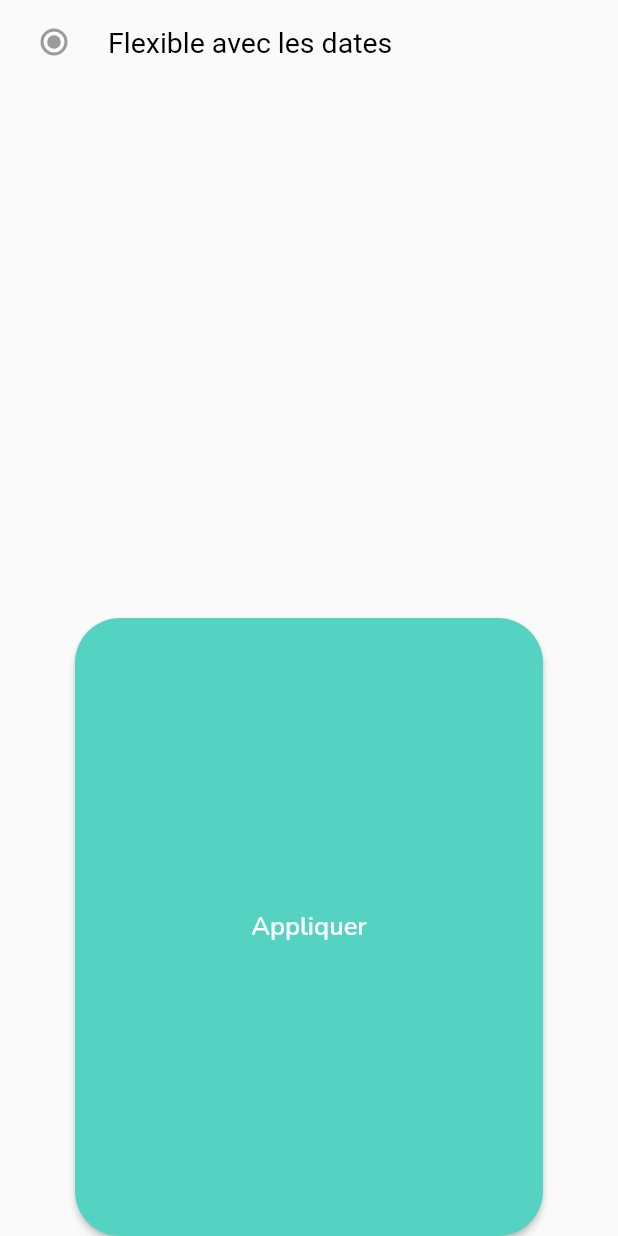
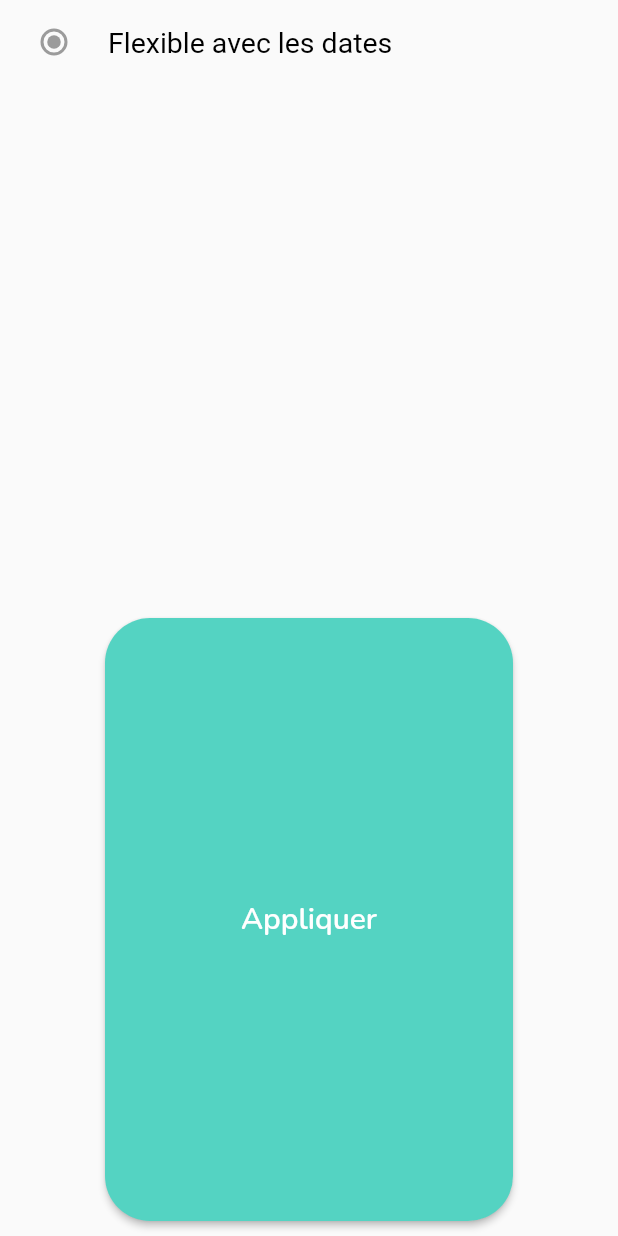
Before and after one commit to NizoAT/Luxushotels, a Flutter app: the ValidateBookingSection widget shown alone on an empty page, opened directly, on a phone screen of 412 x 824 dp. Run offline on Flutter 3.47's test engine with Material 2 defaults, Android fonts, the phone set to English and light mode, and no system bars; our stand-ins replace google_fonts, table_calendar.

Commit message:
detail Calandar

```diff
--- a/lib/main.dart
+++ b/lib/main.dart
@@ -28,7 +28,7 @@ class MyApp extends StatelessWidget {
         // is not restarted.
         primarySwatch: Colors.blue,
       ),
-      home: const CalendarPage() //MyHomePage(title: 'Hotels Booking'),
+      home: const MyHomePage(title: 'Hotels Booking'),
     );
   }
 }
--- a/lib/pages/calendar_page.dart
+++ b/lib/pages/calendar_page.dart
@@ -4,7 +4,7 @@ import 'package:table_calendar/table_calendar.dart';
 import 'package:luxushotels/widgets/myappbar.dart';
 
 DateTime kNow = DateTime.now();
-DateTime kFirstDay = DateTime(kNow.year, kNow.month - 3, kNow.day);
+DateTime kFirstDay = DateTime(kNow.year, kNow.month - 9, kNow.day);
 DateTime kLastDay = DateTime(kNow.year, kNow.month + 3, kNow.day);
 const d_green = Color(0xFF54D3C2);
 
@@ -152,7 +152,7 @@ class _CalendarRangeState extends State<CalendarRange> {
           selectedDayPredicate: (day) => isSameDay(_selectedDay, day),
           rangeStartDay: _rangeStart,
           rangeEndDay: _rangeEnd,
-          locale: 'fr_FR',
+          //locale: 'fr_FR',
           calendarFormat: _calendarFormat,
           headerStyle: const HeaderStyle(
             titleCentered: true,
@@ -253,14 +253,15 @@ class ValidateBookingSection extends StatelessWidget {
 
       Expanded(
         child: Container(
-          padding: const EdgeInsets.symmetric(horizontal: 50),
+          padding: const EdgeInsets.symmetric(horizontal: 70),
+          margin: const EdgeInsets.only(bottom: 10.0),
           width: double.infinity,
 
           child: ElevatedButton(
             child:  Text(
               'Appliquer',
               style: GoogleFonts.nunito(
-                fontSize: 17,
+                fontSize: 20,
                 color: Colors.white,
                 fontWeight: FontWeight.w600,
 
```
